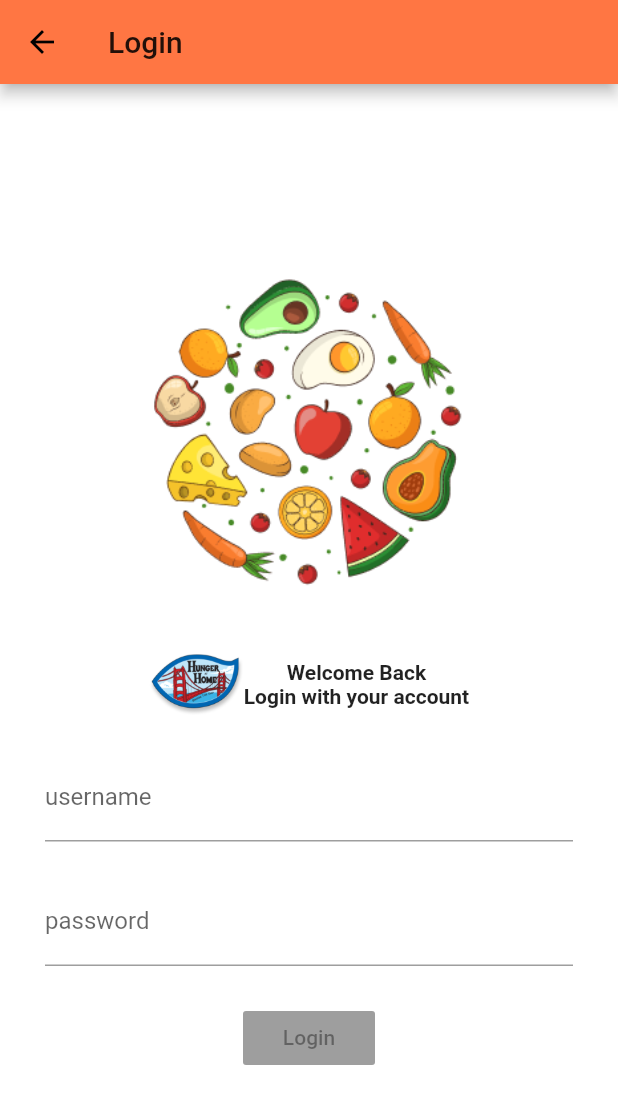
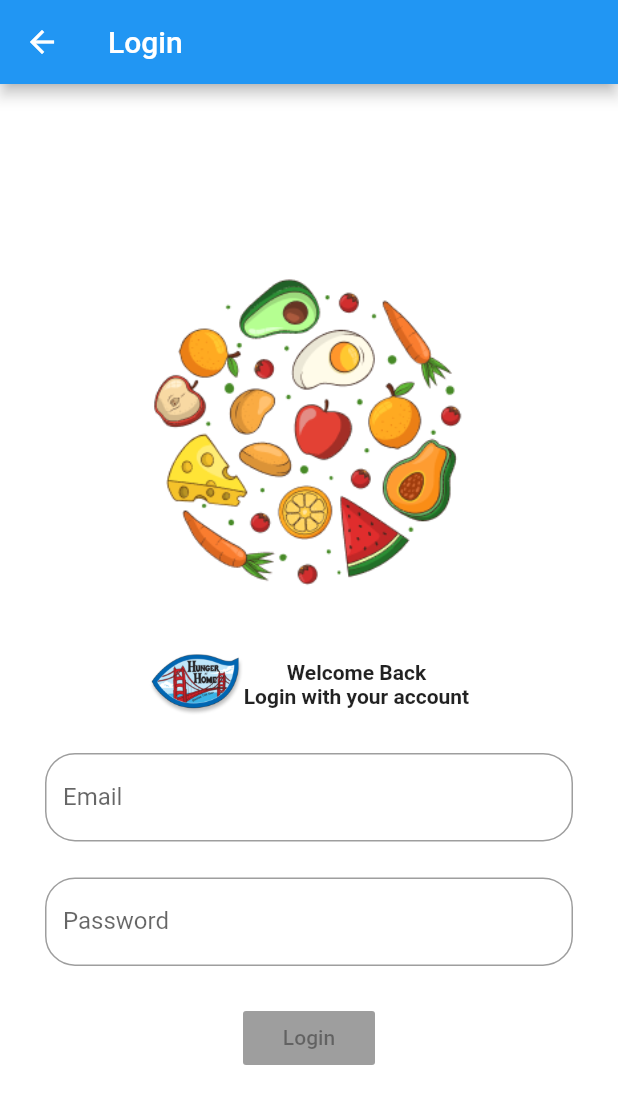
Before and after one commit to KunSu/hunger_at_home, a Flutter app: the LoginPage screen opened by its route, on a phone screen of 412 x 824 dp. Shown: the top 1104 px of the screen. Run offline on Flutter 3.47's test engine with Material 2 defaults, Android fonts, the phone set to English and light mode, and no system bars; our stand-ins replace bloc, equatable, flutter_bloc, formz; missing offline and left inert: flutter_form_bloc; accounts and stored records are empty; statements that could not run were skipped.

Commit message:
Login DONE

```diff
--- a/lib/app.dart
+++ b/lib/app.dart
@@ -1,9 +1,8 @@
 import 'package:authentication_repository/authentication_repository.dart';
-import 'package:fe/address/address.dart';
-import 'package:fe/address/view/body.dart';
 import 'package:fe/approver/view/approver_page.dart';
 import 'package:fe/cart/bloc/cart_bloc.dart';
 import 'package:fe/cart/view/body.dart';
+import 'package:fe/company/company.dart';
 import 'package:fe/order/bloc/orders_bloc.dart';
 import 'package:fe/order/order_repository.dart';
 import 'package:fe/pantry/bloc/catalog_bloc.dart';
@@ -18,7 +17,6 @@ import 'package:flutter_bloc/flutter_bloc.dart';
 import 'package:fe/authentication/authentication.dart';
 import 'package:fe/login/login.dart';
 
-// import 'address/bloc/addresses_bloc.dart';
 import 'routes.dart';
 
 class App extends StatelessWidget {
@@ -68,6 +66,11 @@ class _AppViewState extends State<AppView> {
           create: (_) => OrdersBloc(ordersRepository: OrdersRepository())
             ..add(OrdersLoaded()),
         ),
+        BlocProvider<CompanyBloc>(
+          create: (_) => CompanyBloc(
+            companiesRepository: CompaniesRepository(),
+          ),
+        ),
         BlocProvider<CartFormBloc>(
           create: (_) => CartFormBloc(),
         ),
@@ -90,6 +93,11 @@ class _AppViewState extends State<AppView> {
         theme: ThemeData(
           primaryColor: kPrimaryColor,
           scaffoldBackgroundColor: Colors.white,
+          inputDecorationTheme: InputDecorationTheme(
+            border: OutlineInputBorder(
+              borderRadius: BorderRadius.circular(20),
+            ),
+          ),
         ),
         navigatorKey: _navigatorKey,
         builder: (context, child) {
@@ -133,40 +141,8 @@ class _AppViewState extends State<AppView> {
             child: child,
           );
         },
-
         initialRoute: '/',
-        // TODO: confirm routing style
         routes: routes,
-        // {
-        //   '/': (context) => WelcomePage(),
-        //   '/login': (context) => LoginPage(),
-        //   '/register': (context) => RegisterPage(),
-        //   '/': (context) => BlocProvider.value(
-        //         value: LoginBloc(
-        //           authenticationRepository:
-        //               RepositoryProvider.of<AuthenticationRepository>(context),
-        //         ),
-        //         child: WelcomePage(),
-        //       ),
-        //   '/login': (context) => BlocProvider.value(
-        //         value: LoginBloc(
-        //           authenticationRepository:
-        //               RepositoryProvider.of<AuthenticationRepository>(context),
-        //         ),
-        //         child: LoginPage(),
-        //       ),
-        //   '/register': (context) => BlocProvider.value(
-        //         value: RegisterBloc(
-        //           authenticationRepository:
-        //               RepositoryProvider.of<AuthenticationRepository>(context),
-        //         ),
-        //         child: RegisterPage(),
-        //   ),
-        //   '/employee': (context) => BlocProvider.value(
-        //     value: BlocProvider.of<AuthenticationBloc>(context),
-        //     child: EmployeePage(),
-        //   ),
-        // },
       ),
     );
   }
--- a/lib/components/constants.dart
+++ b/lib/components/constants.dart
@@ -4,7 +4,7 @@ const String baseURL = 'http://localhost:8080/api/v1';
 // Turn off testing model in producttion
 const bool testingModel = true;
 
-const kPrimaryColor = Color(0xFFFF7643);
+const kPrimaryColor = Colors.blue;
 const kPrimaryLightColor = Color(0xFFFFECDF);
 const kPrimaryGradientColor = LinearGradient(
   begin: Alignment.topLeft,
--- a/lib/donor/view/body.dart
+++ b/lib/donor/view/body.dart
@@ -31,7 +31,7 @@ class Body extends StatelessWidget {
               Column(
                 children: <Widget>[
                   Text(
-                    'Hi, ${context.bloc<AuthenticationBloc>().state.user.username}',
+                    'Hi, ${context.bloc<AuthenticationBloc>().state.user.email}',
                     style: const TextStyle(fontWeight: FontWeight.bold),
                   ),
                   Container(
--- a/lib/login/bloc/login_bloc.dart
+++ b/lib/login/bloc/login_bloc.dart
@@ -23,8 +23,8 @@ class LoginBloc extends Bloc<LoginEvent, LoginState> {
   Stream<LoginState> mapEventToState(
     LoginEvent event,
   ) async* {
-    if (event is LoginUsernameChanged) {
-      yield _mapUsernameChangedToState(event, state);
+    if (event is LoginEmailChanged) {
+      yield _mapEmailChangedToState(event, state);
     } else if (event is LoginPasswordChanged) {
       yield _mapPasswordChangedToState(event, state);
     } else if (event is LoginSubmitted) {
@@ -32,14 +32,14 @@ class LoginBloc extends Bloc<LoginEvent, LoginState> {
     }
   }
 
-  LoginState _mapUsernameChangedToState(
-    LoginUsernameChanged event,
+  LoginState _mapEmailChangedToState(
+    LoginEmailChanged event,
     LoginState state,
   ) {
-    final username = Username.dirty(event.username);
+    final email = Email.dirty(event.email);
     return state.copyWith(
-      username: username,
-      status: Formz.validate([state.password, username]),
+      email: email,
+      status: Formz.validate([state.password, email]),
     );
   }
 
@@ -50,7 +50,7 @@ class LoginBloc extends Bloc<LoginEvent, LoginState> {
     final password = Password.dirty(event.password);
     return state.copyWith(
       password: password,
-      status: Formz.validate([password, state.username]),
+      status: Formz.validate([password, state.email]),
     );
   }
 
@@ -62,7 +62,7 @@ class LoginBloc extends Bloc<LoginEvent, LoginState> {
       yield state.copyWith(status: FormzStatus.submissionInProgress);
       try {
         await _authenticationRepository.logIn(
-          username: state.username.value,
+          email: state.email.value,
           password: state.password.value,
         );
         yield state.copyWith(status: FormzStatus.submissionSuccess);
--- a/lib/login/bloc/login_event.dart
+++ b/lib/login/bloc/login_event.dart
@@ -7,13 +7,13 @@ abstract class LoginEvent extends Equatable {
   List<Object> get props => [];
 }
 
-class LoginUsernameChanged extends LoginEvent {
-  const LoginUsernameChanged(this.username);
+class LoginEmailChanged extends LoginEvent {
+  const LoginEmailChanged(this.email);
 
-  final String username;
+  final String email;
 
   @override
-  List<Object> get props => [username];
+  List<Object> get props => [email];
 }
 
 class LoginPasswordChanged extends LoginEvent {
--- a/lib/login/bloc/login_state.dart
+++ b/lib/login/bloc/login_state.dart
@@ -3,26 +3,26 @@ part of 'login_bloc.dart';
 class LoginState extends Equatable {
   const LoginState({
     this.status = FormzStatus.pure,
-    this.username = const Username.pure(),
+    this.email = const Email.pure(),
     this.password = const Password.pure(),
   });
 
   final FormzStatus status;
-  final Username username;
+  final Email email;
   final Password password;
 
   LoginState copyWith({
     FormzStatus status,
-    Username username,
+    Email email,
     Password password,
   }) {
     return LoginState(
       status: status ?? this.status,
-      username: username ?? this.username,
+      email: email ?? this.email,
       password: password ?? this.password,
     );
   }
 
   @override
-  List<Object> get props => [status, username, password];
+  List<Object> get props => [status, email, password];
 }
--- a/lib/login/models/models.dart
+++ b/lib/login/models/models.dart
@@ -1,2 +1,2 @@
+export 'email.dart';
 export 'password.dart';
-export 'username.dart';
--- a/lib/login/models/username.dart
+++ /dev/null
@@ -1,13 +0,0 @@
-import 'package:formz/formz.dart';
-
-enum UsernameValidationError { empty }
-
-class Username extends FormzInput<String, UsernameValidationError> {
-  const Username.pure() : super.pure('');
-  const Username.dirty([String value = '']) : super.dirty(value);
-
-  @override
-  UsernameValidationError validator(String value) {
-    return value?.isNotEmpty == true ? null : UsernameValidationError.empty;
-  }
-}
--- a/lib/login/view/login_form.dart
+++ b/lib/login/view/login_form.dart
@@ -21,7 +21,7 @@ class LoginForm extends StatelessWidget {
         child: Column(
           mainAxisSize: MainAxisSize.min,
           children: [
-            _UsernameInput(),
+            _EmailInput(),
             const Padding(padding: EdgeInsets.all(12)),
             _PasswordInput(),
             const Padding(padding: EdgeInsets.all(12)),
@@ -33,19 +33,19 @@ class LoginForm extends StatelessWidget {
   }
 }
 
-class _UsernameInput extends StatelessWidget {
+class _EmailInput extends StatelessWidget {
   @override
   Widget build(BuildContext context) {
     return BlocBuilder<LoginBloc, LoginState>(
-      buildWhen: (previous, current) => previous.username != current.username,
+      buildWhen: (previous, current) => previous.email != current.email,
       builder: (context, state) {
         return TextField(
-          key: const Key('loginForm_usernameInput_textField'),
-          onChanged: (username) =>
-              context.bloc<LoginBloc>().add(LoginUsernameChanged(username)),
+          key: const Key('loginForm_emailInput_textField'),
+          onChanged: (email) =>
+              context.bloc<LoginBloc>().add(LoginEmailChanged(email)),
           decoration: InputDecoration(
-            labelText: 'username',
-            errorText: state.username.invalid ? 'invalid username' : null,
+            labelText: 'Email',
+            errorText: state.email.invalid ? 'invalid email' : null,
           ),
         );
       },
@@ -65,7 +65,7 @@ class _PasswordInput extends StatelessWidget {
               context.bloc<LoginBloc>().add(LoginPasswordChanged(password)),
           obscureText: true,
           decoration: InputDecoration(
-            labelText: 'password',
+            labelText: 'Password',
             errorText: state.password.invalid ? 'invalid password' : null,
           ),
         );
--- a/lib/register/bloc/register_bloc.dart
+++ b/lib/register/bloc/register_bloc.dart
@@ -3,7 +3,6 @@ import 'dart:async';
 import 'package:authentication_repository/authentication_repository.dart';
 import 'package:bloc/bloc.dart';
 import 'package:equatable/equatable.dart';
-import 'package:fe/company/company_repository.dart';
 import 'package:fe/login/models/models.dart';
 import 'package:fe/register/models/models.dart';
 import 'package:formz/formz.dart';
@@ -25,8 +24,8 @@ class RegisterBloc extends Bloc<RegisterEvent, RegisterState> {
   Stream<RegisterState> mapEventToState(
     RegisterEvent event,
   ) async* {
-    if (event is RegisterUsernameChanged) {
-      yield _mapUsernameChangedToState(event, state);
+    if (event is RegisterEmailChanged) {
+      yield _mapEmailChangedToState(event, state);
     } else if (event is RegisterPasswordChanged) {
       yield _mapPasswordChangedToState(event, state);
     } else if (event is RegisterFirstnameChanged) {
@@ -44,15 +43,15 @@ class RegisterBloc extends Bloc<RegisterEvent, RegisterState> {
 
   // TODO: double check with copyWith and Formz.validate
 
-  RegisterState _mapUsernameChangedToState(
-    RegisterUsernameChanged event,
+  RegisterState _mapEmailChangedToState(
+    RegisterEmailChanged event,
     RegisterState state,
   ) {
-    final username = Username.dirty(event.username);
+    final email = Email.dirty(event.email);
     return state.copyWith(
-      username: username,
+      email: email,
       status: Formz.validate([
-        username,
+        email,
         state.password,
         state.firstname,
         state.lastname,
@@ -70,7 +69,7 @@ class RegisterBloc extends Bloc<RegisterEvent, RegisterState> {
     return state.copyWith(
       password: password,
       status: Formz.validate([
-        state.username,
+        state.email,
         password,
         state.firstname,
         state.lastname,
@@ -88,7 +87,7 @@ class RegisterBloc extends Bloc<RegisterEvent, RegisterState> {
     return state.copyWith(
       firstname: firstname,
       status: Formz.validate([
-        state.username,
+        state.email,
         state.password,
         firstname,
         state.lastname,
@@ -106,7 +105,7 @@ class RegisterBloc extends Bloc<RegisterEvent, RegisterState> {
     return state.copyWith(
       lastname: lastname,
       status: Formz.validate([
-        state.username,
+        state.email,
         state.password,
         state.firstname,
         lastname,
@@ -124,7 +123,7 @@ class RegisterBloc extends Bloc<RegisterEvent, RegisterState> {
     return state.copyWith(
       phonenumber: phonenumber,
       status: Formz.validate([
-        state.username,
+        state.email,
         state.password,
         state.firstname,
         state.lastname,
@@ -142,7 +141,7 @@ class RegisterBloc extends Bloc<RegisterEvent, RegisterState> {
     return state.copyWith(
       useridentity: useridentity,
       status: Formz.validate([
-        state.username,
+        state.email,
         state.password,
         state.firstname,
         state.lastname,
@@ -160,7 +159,7 @@ class RegisterBloc extends Bloc<RegisterEvent, RegisterState> {
       yield state.copyWith(status: FormzStatus.submissionInProgress);
       try {
         await _authenticationRepository.register(
-          username: state.username.value,
+          email: state.email.value,
           password: state.password.value,
           firstname: state.firstname.value,
           lastname: state.lastname.value,
--- a/lib/register/bloc/register_event.dart
+++ b/lib/register/bloc/register_event.dart
@@ -7,13 +7,13 @@ abstract class RegisterEvent extends Equatable {
   List<Object> get props => [];
 }
 
-class RegisterUsernameChanged extends RegisterEvent {
-  const RegisterUsernameChanged(this.username);
+class RegisterEmailChanged extends RegisterEvent {
+  const RegisterEmailChanged(this.email);
 
-  final String username;
+  final String email;
 
   @override
-  List<Object> get props => [username];
+  List<Object> get props => [email];
 }
 
 class RegisterPasswordChanged extends RegisterEvent {
--- a/lib/register/bloc/register_state.dart
+++ b/lib/register/bloc/register_state.dart
@@ -3,7 +3,7 @@ part of 'register_bloc.dart';
 class RegisterState extends Equatable {
   const RegisterState({
     this.status = FormzStatus.pure,
-    this.username = const Username.pure(),
+    this.email = const Email.pure(),
     this.password = const Password.pure(),
     this.firstname = const Firstname.pure(),
     this.lastname = const Lastname.pure(),
@@ -12,7 +12,7 @@ class RegisterState extends Equatable {
   });
 
   final FormzStatus status;
-  final Username username;
+  final Email email;
   final Password password;
   final Firstname firstname;
   final Lastname lastname;
@@ -21,7 +21,7 @@ class RegisterState extends Equatable {
 
   RegisterState copyWith({
     FormzStatus status,
-    Username username,
+    Email email,
     Password password,
     Firstname firstname,
     Lastname lastname,
@@ -30,7 +30,7 @@ class RegisterState extends Equatable {
   }) {
     return RegisterState(
       status: status ?? this.status,
-      username: username ?? this.username,
+      email: email ?? this.email,
       password: password ?? this.password,
       firstname: firstname ?? this.firstname,
       lastname: lastname ?? this.lastname,
@@ -40,13 +40,6 @@ class RegisterState extends Equatable {
   }
 
   @override
-  List<Object> get props => [
-        status,
-        username,
-        password,
-        firstname,
-        lastname,
-        phonenumber,
-        useridentity
-      ];
+  List<Object> get props =>
+      [status, email, password, firstname, lastname, phonenumber, useridentity];
 }
--- a/lib/register/view/register_form.dart
+++ b/lib/register/view/register_form.dart
@@ -26,7 +26,7 @@ class RegisterForm extends StatelessWidget {
           mainAxisSize: MainAxisSize.min,
           children: [
             // TODO: UI
-            _UsernameInput(),
+            _EmailInput(),
             // const Padding(padding: EdgeInsets.all(12)),
             _PasswordInput(),
             // const Padding(padding: EdgeInsets.all(12)),
@@ -46,20 +46,19 @@ class RegisterForm extends StatelessWidget {
   }
 }
 
-class _UsernameInput extends StatelessWidget {
+class _EmailInput extends StatelessWidget {
   @override
   Widget build(BuildContext context) {
     return BlocBuilder<RegisterBloc, RegisterState>(
-      buildWhen: (previous, current) => previous.username != current.username,
+      buildWhen: (previous, current) => previous.email != current.email,
       builder: (context, state) {
         return TextField(
-          key: const Key('RegisterForm_usernameInput_textField'),
-          onChanged: (username) => context
-              .bloc<RegisterBloc>()
-              .add(RegisterUsernameChanged(username)),
+          key: const Key('RegisterForm_emailInput_textField'),
+          onChanged: (email) =>
+              context.bloc<RegisterBloc>().add(RegisterEmailChanged(email)),
           decoration: InputDecoration(
-            labelText: 'username',
-            errorText: state.username.invalid ? 'invalid username' : null,
+            labelText: 'email',
+            errorText: state.email.invalid ? 'invalid email' : null,
           ),
         );
       },
--- a/packages/authentication_repository/lib/src/authentication_repository.dart
+++ b/packages/authentication_repository/lib/src/authentication_repository.dart
@@ -14,46 +14,56 @@ class AuthenticationRepository {
 
   Stream<AuthenticationStatus> get status async* {
     await Future<void>.delayed(const Duration(seconds: 1));
-    yield AuthenticationStatus.unauthenticated;
+    yield AuthenticationStatus.unknown;
     yield* _controller.stream;
   }
 
   Future<void> logIn({
-    @required String username,
+    @required String email,
     @required String password,
   }) async {
-    assert(username != null);
+    assert(email != null);
     assert(password != null);
 
-    // var url = 'http://localhost:8080/api/v1/user/login';
+    var url = 'http://localhost:8080/api/v1/user/login';
 
-    // var headers = <String, String>{'Content-type': 'application/json'};
-    // var jsonData = '{"email": "$username", "password": "$password"}';
+    var jsonData = '{"email": "$email", "password": "$password"}';
+    var headers = <String, String>{'Content-type': 'application/json'};
 
-    // var response = await post(url, headers: headers, body: jsonData);
-    // // check the status code for the result
-    // var statusCode = response.statusCode;
-    // print('statusCode:$statusCode');
-    // // this API passes back the id of the new item added to the body
-    // var body = response.body;
-    // print(body);
+    var response = await post(
+      url,
+      headers: headers,
+      body: jsonData,
+    );
 
-    _user = User(id: '1', username: username, useridentity: 'donor');
-    await Future.delayed(
-      const Duration(milliseconds: 300),
-      () => _controller.add(AuthenticationStatus.authenticated),
-    );
+    var statusCode = response.statusCode;
+    print('statusCode:$statusCode');
+
+    var body = json.decode(response.body);
+    print(body);
+
+    // TODO: stateCode should not be 201
+    if (statusCode == 200 || statusCode == 201) {
+      _user = User(
+          id: body['id'],
+          email: body['email'],
+          useridentity: body['userIdentity']);
+      _controller.add(AuthenticationStatus.authenticated);
+    } else {
+      var errorMessage = body['message'];
+      throw Exception(errorMessage);
+    }
   }
 
   void register({
-    @required String username,
+    @required String email,
     @required String password,
     @required String lastname,
     @required String firstname,
     @required String phonenumber,
     @required String useridentity,
   }) async {
-    assert(username != null);
+    assert(email != null);
     assert(password != null);
     assert(lastname != null);
     assert(firstname != null);
@@ -65,7 +75,7 @@ class AuthenticationRepository {
 
     var headers = <String, String>{'Content-type': 'application/json'};
     var jsonData =
-        '{"email": "$username", "password": "$password", "firstName": "$firstname", "lastName": "$lastname", "phoneNumber": "$phonenumber", "userIdentity": "$useridentity", "companyID": "1", "secureQuestion": "NA", "secureAnswer": "NA"}';
+        '{"email": "$email", "password": "$password", "firstName": "$firstname", "lastName": "$lastname", "phoneNumber": "$phonenumber", "userIdentity": "$useridentity", "companyID": "1", "secureQuestion": "NA", "secureAnswer": "NA"}';
     print('jsonData: $jsonData');
     var response = await post(url, headers: headers, body: jsonData);
     // check the status code for the result
@@ -76,8 +86,7 @@ class AuthenticationRepository {
     print(body);
     // print(body.);
     if (statusCode == 201) {
-      _user =
-          User(id: username, username: username, useridentity: useridentity);
+      _user = User(id: email, email: email, useridentity: useridentity);
 
       print(_user.id);
       if (_user != null) {
--- a/packages/authentication_repository/lib/src/models/user.dart
+++ b/packages/authentication_repository/lib/src/models/user.dart
@@ -1,20 +1,19 @@
 import 'package:equatable/equatable.dart';
 
 class User extends Equatable {
-  const User({this.id, this.username, this.useridentity});
+  const User({this.id, this.email, this.useridentity});
 
   final String id;
-  final String username;
+  final String email;
   final String useridentity;
 
   @override
-  List<Object> get props => [id, username, useridentity];
+  List<Object> get props => [id, email, useridentity];
 
-  // factory User.fromJson(Map<String, dynamic> json) => _$UserFromJson(json);
   factory User.fromJson(Map<String, dynamic> json) {
     return User(
       id: json['userID'] as String,
-      username: json['username'] as String,
+      email: json['email'] as String,
       useridentity: json['userIdentity'] as String,
     );
   }
@@ -23,7 +22,7 @@ class User extends Equatable {
 
   Map<String, dynamic> _$UserToJson(User instance) => <String, dynamic>{
         'id': instance.id,
-        'username': instance.username,
+        'email': instance.email,
         'useridentity': instance.useridentity,
       };
 }
```
